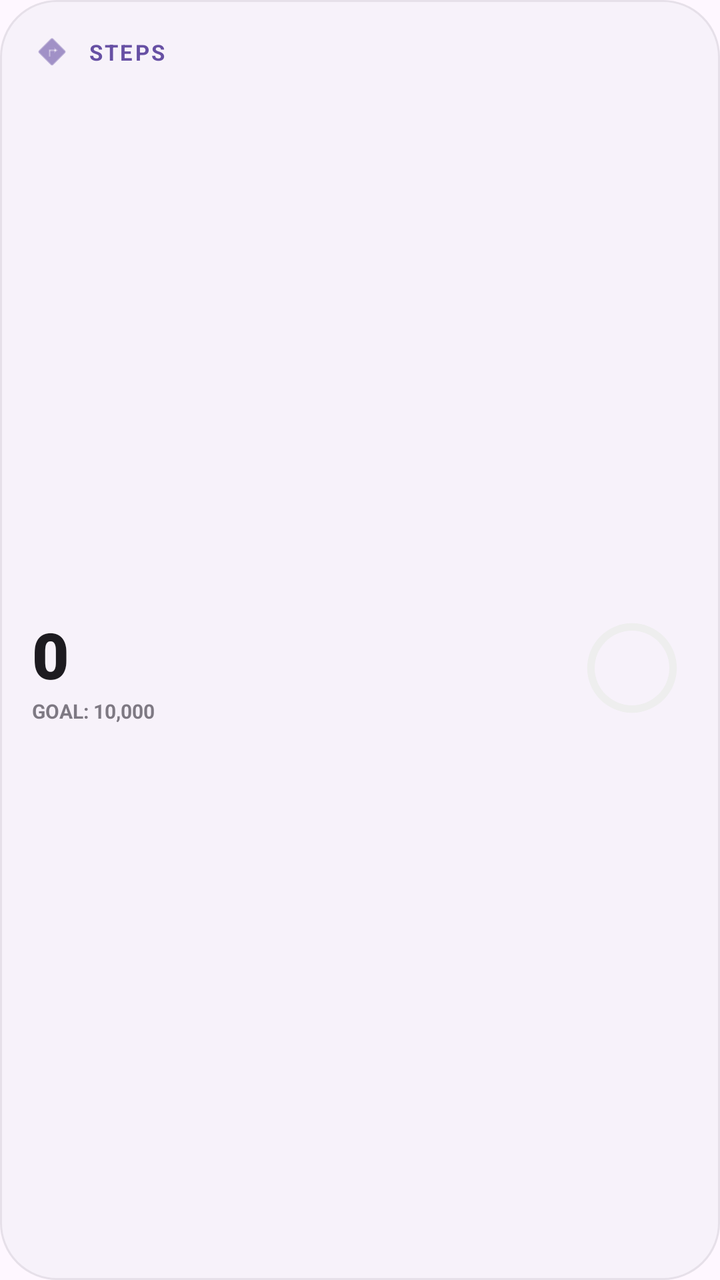
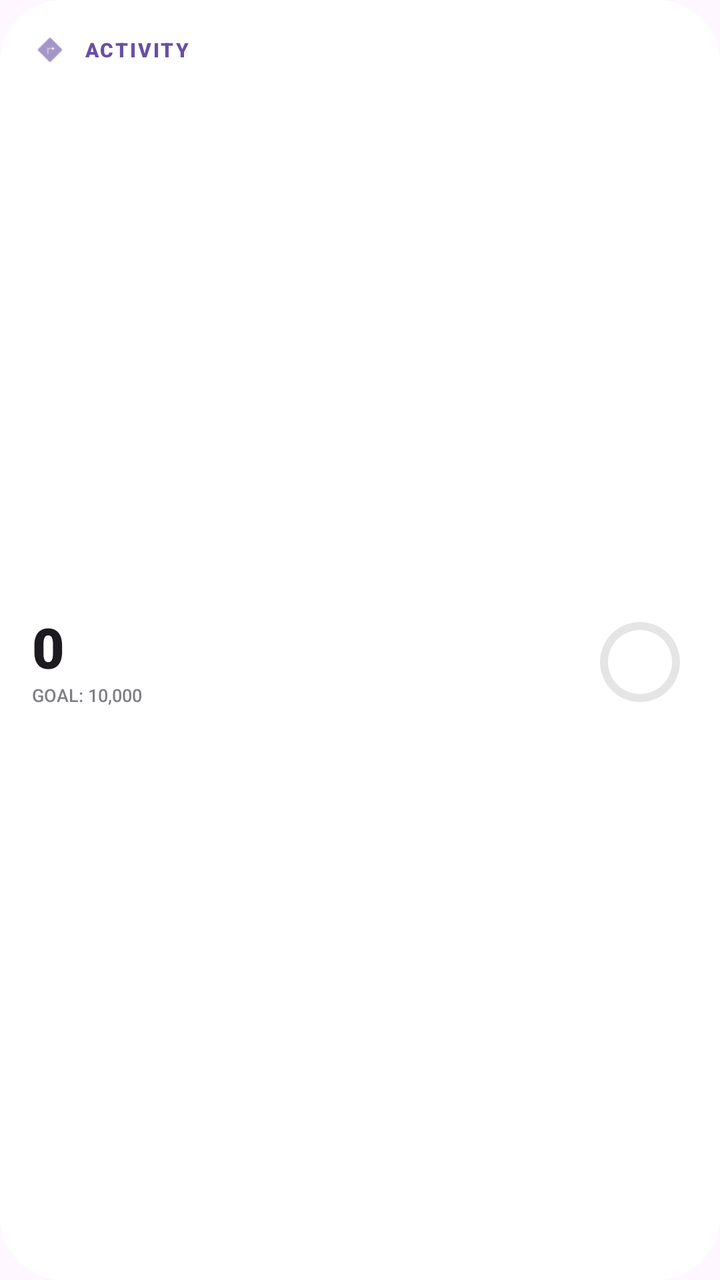

Compare the two renders of this Android layout. The source of the first and the diff that turns it into the second are given below.
<!-- AndroidManifest.xml: application theme Theme.Toolz -->
<!-- res/layout/step_widget.xml -->
<?xml version="1.0" encoding="utf-8"?>
<LinearLayout xmlns:android="http://schemas.android.com/apk/res/android"
    xmlns:app="http://schemas.android.com/apk/res-auto"
    android:id="@+id/widget_root"
    android:layout_width="match_parent"
    android:layout_height="match_parent"
    android:orientation="vertical"
    android:padding="16dp"
    android:background="@drawable/widget_background">

    <LinearLayout
        android:layout_width="match_parent"
        android:layout_height="wrap_content"
        android:orientation="horizontal"
        android:gravity="center_vertical">

        <ImageView
            android:id="@+id/widget_step_icon"
            android:layout_width="20dp"
            android:layout_height="20dp"
            android:src="@android:drawable/ic_menu_directions"
            android:tint="#6750A4"
            android:contentDescription="Steps" />

        <TextView
            android:id="@+id/widget_step_label"
            android:layout_width="wrap_content"
            android:layout_height="wrap_content"
            android:text="STEPS"
            android:textSize="11sp"
            android:textStyle="bold"
            android:textColor="#6750A4"
            android:layout_marginStart="8dp"
            android:letterSpacing="0.1" />
    </LinearLayout>

    <LinearLayout
        android:layout_width="match_parent"
        android:layout_height="0dp"
        android:layout_weight="1"
        android:orientation="horizontal"
        android:gravity="center_vertical"
        android:layout_marginTop="8dp">

        <LinearLayout
            android:layout_width="0dp"
            android:layout_height="wrap_content"
            android:layout_weight="1"
            android:orientation="vertical">

            <TextView
                android:id="@+id/widget_step_count"
                android:layout_width="wrap_content"
                android:layout_height="wrap_content"
                android:text="0"
                android:textSize="32sp"
                android:fontFamily="sans-serif-black"
                android:textColor="#1D1B20" />

            <TextView
                android:id="@+id/widget_step_goal"
                android:layout_width="wrap_content"
                android:layout_height="wrap_content"
                android:text="GOAL: 10,000"
                android:textSize="10sp"
                android:textStyle="bold"
                android:textColor="#49454F"
                android:alpha="0.7" />
        </LinearLayout>

        <ProgressBar
            android:id="@+id/widget_step_progress"
            style="?android:attr/progressBarStyleHorizontal"
            android:layout_width="56dp"
            android:layout_height="56dp"
            android:indeterminate="false"
            android:progressDrawable="@drawable/circular_progress" />
    </LinearLayout>

</LinearLayout>
<!-- resources referenced by this layout -->
<resources>
  <!-- drawable circular_progress (drawable) -->
  <?xml version="1.0" encoding="utf-8"?>
  <layer-list xmlns:android="http://schemas.android.com/apk/res/android">
      <item android:id="@android:id/background">
          <shape
              android:innerRadiusRatio="3"
              android:shape="ring"
              android:thicknessRatio="15"
              android:useLevel="false">
              <solid android:color="#EEEEEE" />
          </shape>
      </item>
      <item android:id="@android:id/progress">
          <rotate
              android:fromDegrees="270"
              android:pivotX="50%"
              android:pivotY="50%"
              android:toDegrees="270">
              <shape
                  android:innerRadiusRatio="3"
                  android:shape="ring"
                  android:thicknessRatio="15"
                  android:useLevel="true">
                  <gradient
                      android:endColor="#4CAF50"
                      android:startColor="#4CAF50"
                      android:type="sweep" />
              </shape>
          </rotate>
      </item>
  </layer-list>
  <!-- drawable widget_background (drawable) -->
  <?xml version="1.0" encoding="utf-8"?>
  <shape xmlns:android="http://schemas.android.com/apk/res/android">
      <solid android:color="#F7F2FA" /> 
      <corners android:radius="28dp" />
      <stroke android:width="1dp" android:color="#E6E0E9" />
  </shape>
  <style name="Theme.Toolz" parent="Theme.Material3.DayNight.NoActionBar">
          
          <item name="colorPrimary">@color/primary_light</item>
          <item name="colorSecondary">@color/secondary_light</item>
  
          
          <item name="floatingActionButtonStyle">@style/Widget.Material3.FloatingActionButton.Primary</item>
      </style>
  <color name="primary_light">#FFFF6D00</color>
  <color name="secondary_light">#FF00BFA5</color>
</resources>

<!-- the commit's change to res/layout/step_widget.xml (unified diff, before → after) -->
@@ -16,8 +16,8 @@
 
         <ImageView
             android:id="@+id/widget_step_icon"
-            android:layout_width="20dp"
-            android:layout_height="20dp"
+            android:layout_width="18dp"
+            android:layout_height="18dp"
             android:src="@android:drawable/ic_menu_directions"
             android:tint="#6750A4"
             android:contentDescription="Steps" />
@@ -26,26 +26,25 @@
             android:id="@+id/widget_step_label"
             android:layout_width="wrap_content"
             android:layout_height="wrap_content"
-            android:text="STEPS"
-            android:textSize="11sp"
-            android:textStyle="bold"
+            android:text="ACTIVITY"
+            android:textSize="10sp"
+            android:fontFamily="sans-serif-black"
             android:textColor="#6750A4"
             android:layout_marginStart="8dp"
             android:letterSpacing="0.1" />
     </LinearLayout>
 
-    <LinearLayout
+    <RelativeLayout
         android:layout_width="match_parent"
         android:layout_height="0dp"
         android:layout_weight="1"
-        android:orientation="horizontal"
-        android:gravity="center_vertical"
-        android:layout_marginTop="8dp">
+        android:layout_marginTop="4dp">
 
         <LinearLayout
-            android:layout_width="0dp"
+            android:layout_width="wrap_content"
             android:layout_height="wrap_content"
-            android:layout_weight="1"
+            android:layout_centerVertical="true"
+            android:layout_alignParentStart="true"
             android:orientation="vertical">
 
             <TextView
@@ -53,17 +52,18 @@
                 android:layout_width="wrap_content"
                 android:layout_height="wrap_content"
                 android:text="0"
-                android:textSize="32sp"
+                android:textSize="28sp"
                 android:fontFamily="sans-serif-black"
-                android:textColor="#1D1B20" />
+                android:textColor="#1D1B20"
+                android:includeFontPadding="false" />
 
             <TextView
                 android:id="@+id/widget_step_goal"
                 android:layout_width="wrap_content"
                 android:layout_height="wrap_content"
                 android:text="GOAL: 10,000"
-                android:textSize="10sp"
-                android:textStyle="bold"
+                android:textSize="9sp"
+                android:fontFamily="sans-serif-medium"
                 android:textColor="#49454F"
                 android:alpha="0.7" />
         </LinearLayout>
@@ -71,10 +71,12 @@
         <ProgressBar
             android:id="@+id/widget_step_progress"
             style="?android:attr/progressBarStyleHorizontal"
-            android:layout_width="56dp"
-            android:layout_height="56dp"
+            android:layout_width="48dp"
+            android:layout_height="48dp"
+            android:layout_alignParentEnd="true"
+            android:layout_centerVertical="true"
             android:indeterminate="false"
             android:progressDrawable="@drawable/circular_progress" />
-    </LinearLayout>
+    </RelativeLayout>
 
 </LinearLayout>
<!-- resource entries referenced after the edit -->
@@ -5,11 +5,10 @@
   <layer-list xmlns:android="http://schemas.android.com/apk/res/android">
       <item android:id="@android:id/background">
           <shape
-              android:innerRadiusRatio="3"
               android:shape="ring"
-              android:thicknessRatio="15"
+              android:thickness="4dp"
               android:useLevel="false">
-              <solid android:color="#EEEEEE" />
+              <solid android:color="#1A000000" />
           </shape>
       </item>
       <item android:id="@android:id/progress">
@@ -19,13 +18,12 @@
               android:pivotY="50%"
               android:toDegrees="270">
               <shape
-                  android:innerRadiusRatio="3"
                   android:shape="ring"
-                  android:thicknessRatio="15"
+                  android:thickness="4dp"
                   android:useLevel="true">
                   <gradient
-                      android:endColor="#4CAF50"
-                      android:startColor="#4CAF50"
+                      android:endColor="#6750A4"
+                      android:startColor="#6750A4"
                       android:type="sweep" />
               </shape>
           </rotate>
@@ -34,9 +32,8 @@
   <!-- drawable widget_background (drawable) -->
   <?xml version="1.0" encoding="utf-8"?>
   <shape xmlns:android="http://schemas.android.com/apk/res/android">
-      <solid android:color="#F7F2FA" /> 
-      <corners android:radius="28dp" />
-      <stroke android:width="1dp" android:color="#E6E0E9" />
+      <solid android:color="#FFFFFF" /> 
+      <corners android:radius="32dp" />
   </shape>
   <style name="Theme.Toolz" parent="Theme.Material3.DayNight.NoActionBar">
           
